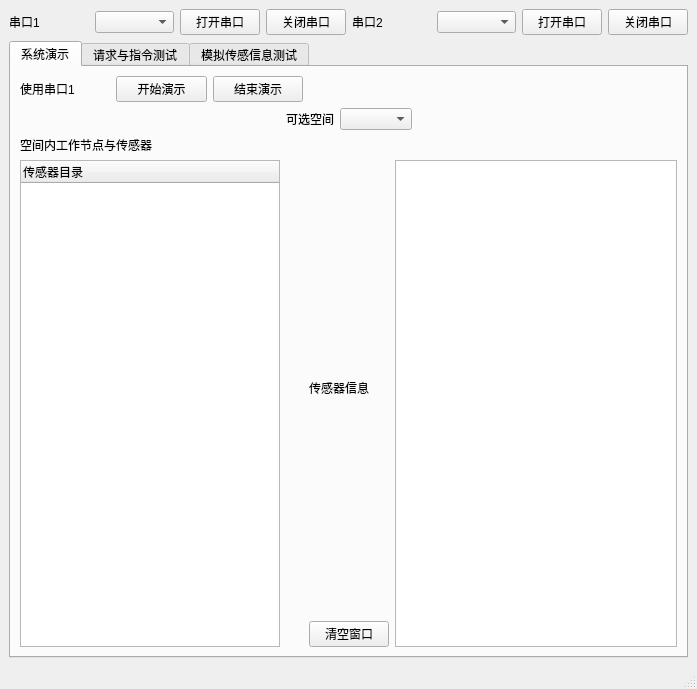
Old version of the form untitled.ui in the repository Goldensoap/HWSCS_GUI_TEST.
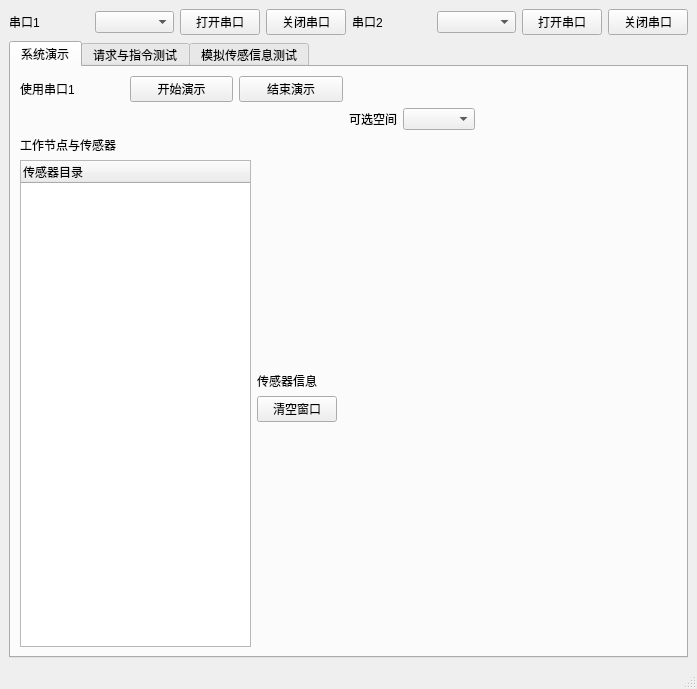
New version of the form.

Commit message: 修改ui

The edit to the form file:
```diff
--- a/untitled.ui
+++ b/untitled.ui
@@ -81,7 +81,7 @@
         <string>系统演示</string>
        </attribute>
        <layout class="QGridLayout" name="gridLayout_5">
-        <item row="0" column="0" colspan="2">
+        <item row="0" column="0" colspan="3">
          <layout class="QHBoxLayout" name="horizontalLayout_6">
           <item>
            <widget class="QLabel" name="label_24">
@@ -106,7 +106,7 @@
           </item>
          </layout>
         </item>
-        <item row="0" column="2" colspan="3">
+        <item row="0" column="3" colspan="2">
          <spacer name="horizontalSpacer_2">
           <property name="orientation">
            <enum>Qt::Horizontal</enum>
@@ -119,7 +119,7 @@
           </property>
          </spacer>
         </item>
-        <item row="1" column="0">
+        <item row="1" column="0" colspan="3">
          <spacer name="horizontalSpacer_3">
           <property name="orientation">
            <enum>Qt::Horizontal</enum>
@@ -132,7 +132,7 @@
           </property>
          </spacer>
         </item>
-        <item row="1" column="1" colspan="3">
+        <item row="1" column="3">
          <layout class="QHBoxLayout" name="horizontalLayout_5">
           <item>
            <widget class="QLabel" name="label_21">
@@ -162,11 +162,11 @@
         <item row="2" column="0">
          <widget class="QLabel" name="label_22">
           <property name="text">
-           <string>空间内工作节点与传感器</string>
+           <string>工作节点与传感器</string>
           </property>
          </widget>
         </item>
-        <item row="3" column="0">
+        <item row="3" column="0" rowspan="6">
          <widget class="QTreeWidget" name="SpaceItemTree">
           <property name="columnCount">
            <number>1</number>
@@ -178,7 +178,33 @@
           </column>
          </widget>
         </item>
-        <item row="3" column="2">
+        <item row="3" column="1" rowspan="2" colspan="4">
+         <spacer name="horizontalSpacer">
+          <property name="orientation">
+           <enum>Qt::Horizontal</enum>
+          </property>
+          <property name="sizeHint" stdset="0">
+           <size>
+            <width>445</width>
+            <height>20</height>
+           </size>
+          </property>
+         </spacer>
+        </item>
+        <item row="5" column="1">
+         <spacer name="verticalSpacer">
+          <property name="orientation">
+           <enum>Qt::Vertical</enum>
+          </property>
+          <property name="sizeHint" stdset="0">
+           <size>
+            <width>20</width>
+            <height>109</height>
+           </size>
+          </property>
+         </spacer>
+        </item>
+        <item row="6" column="1">
          <layout class="QVBoxLayout" name="verticalLayout">
           <item>
            <widget class="QLabel" name="label_23">
@@ -196,8 +222,34 @@
           </item>
          </layout>
         </item>
-        <item row="3" column="3" colspan="2">
-         <widget class="QGraphicsView" name="graphicsView"/>
+        <item row="7" column="1">
+         <spacer name="verticalSpacer_2">
+          <property name="orientation">
+           <enum>Qt::Vertical</enum>
+          </property>
+          <property name="sizeHint" stdset="0">
+           <size>
+            <width>20</width>
+            <height>199</height>
+           </size>
+          </property>
+         </spacer>
+        </item>
+        <item row="8" column="1" colspan="4">
+         <spacer name="horizontalSpacer_5">
+          <property name="orientation">
+           <enum>Qt::Horizontal</enum>
+          </property>
+          <property name="sizeHint" stdset="0">
+           <size>
+            <width>445</width>
+            <height>20</height>
+           </size>
+          </property>
+         </spacer>
+        </item>
+        <item row="5" column="3" rowspan="3" colspan="2">
+         <layout class="QVBoxLayout" name="graphLayout"/>
         </item>
        </layout>
       </widget>
```
Left out of the diff: 112 changed lines with no effect on the pictures. The commit also changes 1 other file.
